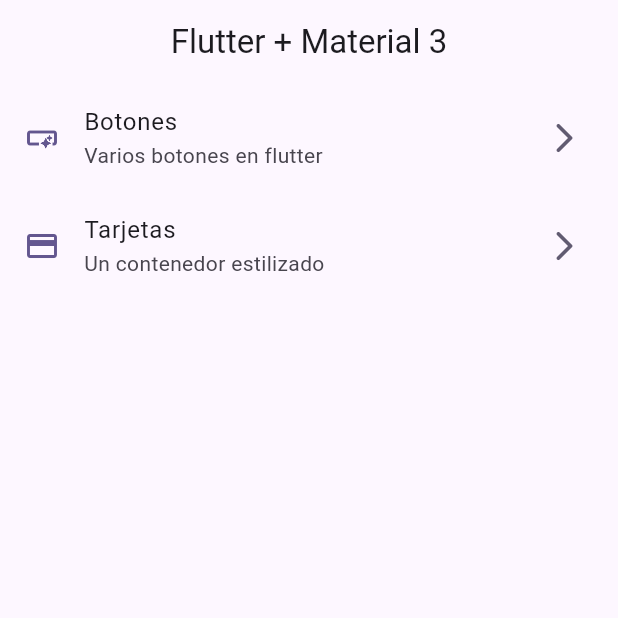
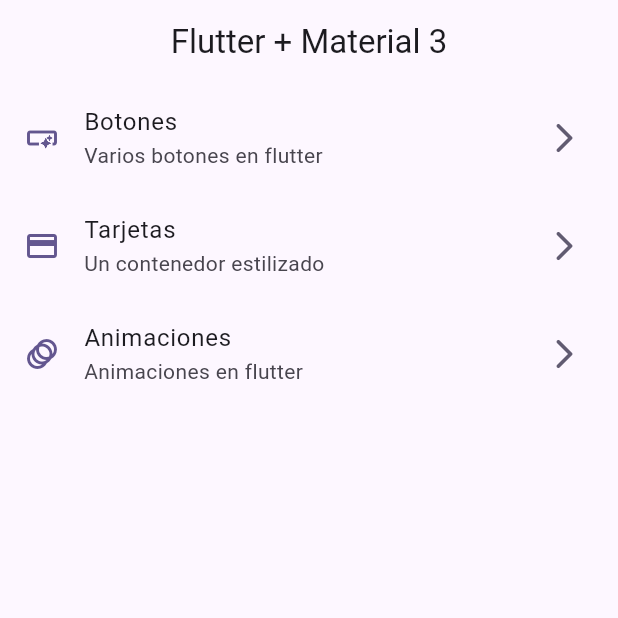
Before and after one commit to jbetancurmejia/flutter_widgets, a Flutter app: the screen it shows after launch, on a phone screen of 412 x 824 dp, the top half of it. Run offline on Flutter 3.47's test engine with Material 3 defaults, Android fonts, the phone set to English and light mode, and no system bars; our stand-ins replace go_router.

Commit message:
screens creadas y barril actualizado

```diff
--- a/lib/config/menu/menu_items.dart
+++ b/lib/config/menu/menu_items.dart
@@ -24,4 +24,9 @@ const appMenuItems = <MenuItem>[
       subTitle: 'Un contenedor estilizado',
       link: '/cards',
       icon: Icons.credit_card),
+        MenuItem(
+      title: 'Animaciones',
+      subTitle: 'Animaciones en flutter',
+      link: '/animated',
+      icon: Icons.animation_outlined)
 ];
--- a/lib/config/router/app_router.dart
+++ b/lib/config/router/app_router.dart
@@ -19,5 +19,10 @@ final appRouter = GoRouter(
       name: CardsScreen.name,
       builder: (context, state) => const CardsScreen(),
     ),
+    GoRoute(
+      path: '/animated',
+      name: AnimatedScreen.name,
+      builder: (context, state) => const AnimatedScreen(),
+    ),
   ],
 );
--- a/lib/presentation/screens/cards/cards_screen.dart
+++ b/lib/presentation/screens/cards/cards_screen.dart
@@ -171,7 +171,7 @@ class _CardType4 extends StatelessWidget {
                   alignment: Alignment.topRight,
                   child: Container(
                     decoration: const BoxDecoration(
-                      color: Colors.white,
+                      color: Colors.red,
                       borderRadius: BorderRadius.only(bottomLeft: Radius.circular(20))
                     ),
                     child: IconButton(
--- a/lib/presentation/screens/screens.dart
+++ b/lib/presentation/screens/screens.dart
@@ -1,3 +1,9 @@
+export 'package:widgets_app/presentation/screens/animated/animated_screen.dart';
+export 'package:widgets_app/presentation/screens/app_tutorial/app_tutorial_screen.dart';
 export 'package:widgets_app/presentation/screens/buttons/buttons_screen.dart';
 export 'package:widgets_app/presentation/screens/cards/cards_screen.dart';
 export 'package:widgets_app/presentation/screens/home/home_screen.dart';
+export 'package:widgets_app/presentation/screens/infinite_scroll/infinite_scroll_screen.dart';
+export 'package:widgets_app/presentation/screens/progress/progress_screen.dart';
+export 'package:widgets_app/presentation/screens/snackbar/snackbar_screen.dart';
+export 'package:widgets_app/presentation/screens/ui_controls/ui_controls.dart';
```
Also changed, not shown: lib/presentation/screens/animated/animated_screen.dart (added, +15 -0 lines), lib/presentation/screens/app_tutorial/app_tutorial_screen.dart (added, +15 -0 lines), lib/presentation/screens/infinite_scroll/infinite_scroll_screen.dart (added, +15 -0 lines), lib/presentation/screens/progress/progress_screen.dart (added, +15 -0 lines), lib/presentation/screens/snackbar/snackbar_screen.dart (added, +15 -0 lines), lib/presentation/screens/ui_controls/ui_controls.dart (added, +15 -0 lines).
